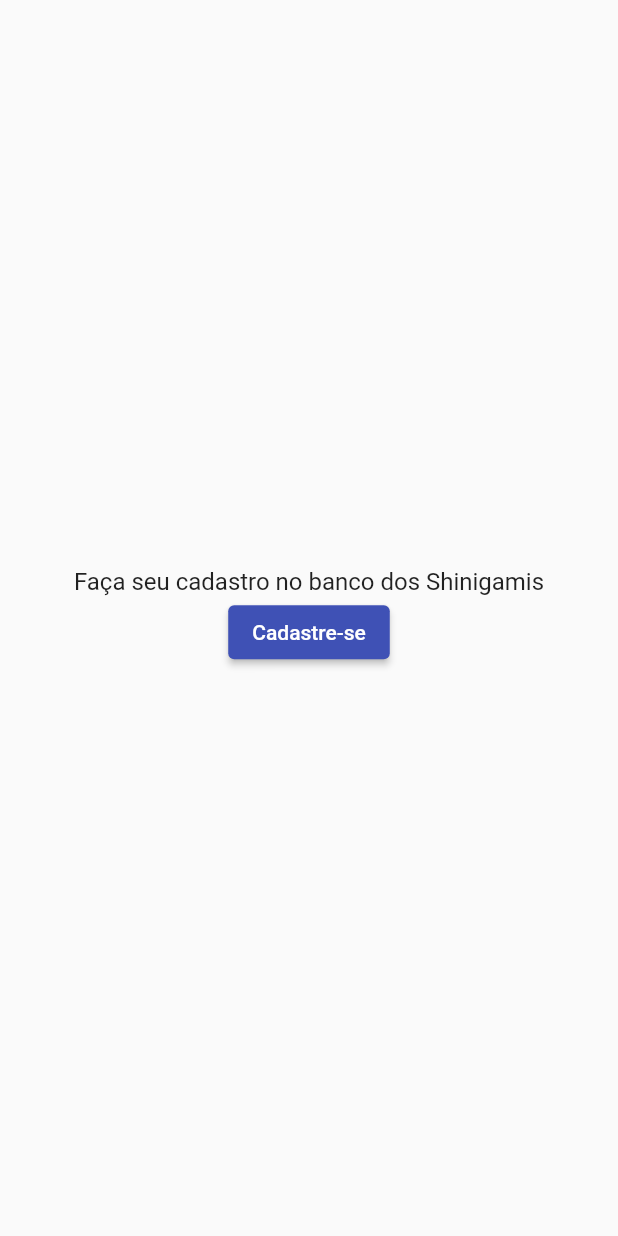
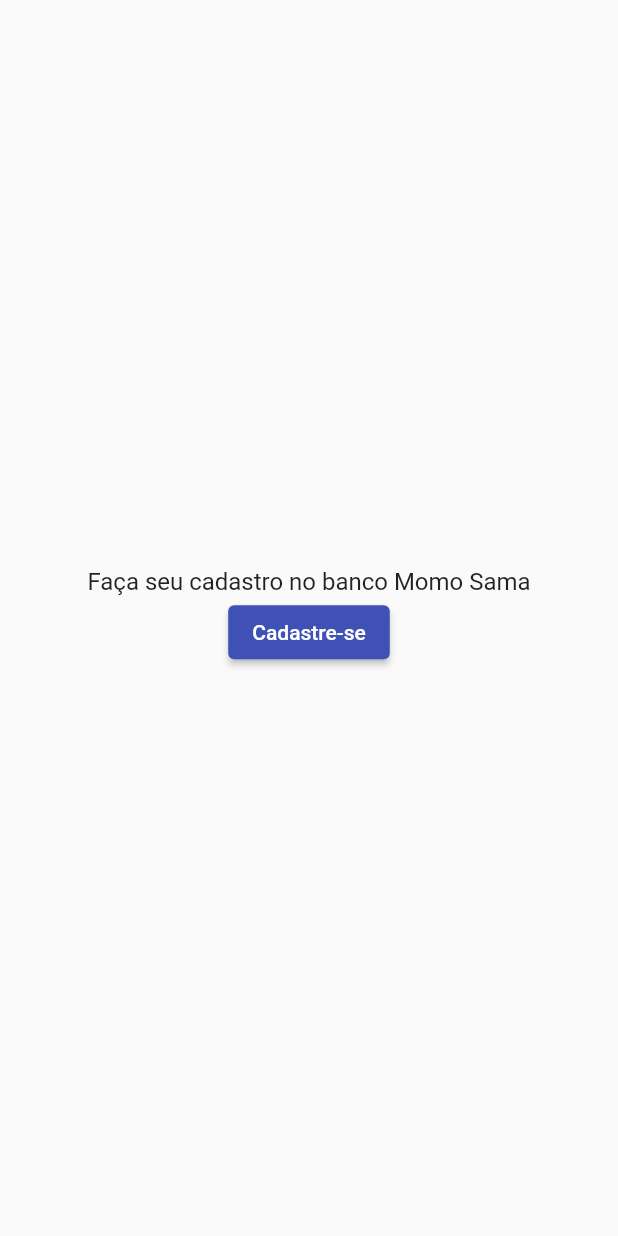
Before and after one commit to RMoroni/momo_bank_mobile, a Flutter app: the screen it shows after launch, on a phone screen of 412 x 824 dp. Run offline on Flutter 3.47's test engine with Material 2 defaults, Android fonts, the phone set to English and light mode, and no system bars; our stand-ins replace equatable, flutter_bloc, get_it.

Commit message:
change app name

```diff
--- a/lib/main.dart
+++ b/lib/main.dart
@@ -1,7 +1,7 @@
 import 'package:flutter/material.dart';
-import 'package:ryuk_bank_mobile/src/app/injectable/injectable.dart';
-import 'package:ryuk_bank_mobile/src/app/navigation/navigation.dart';
-import 'package:ryuk_bank_mobile/src/presenter/home/screens/home_screen.dart';
+import 'package:momo_sama_bank/src/app/injectable/injectable.dart';
+import 'package:momo_sama_bank/src/app/navigation/navigation.dart';
+import 'package:momo_sama_bank/src/presenter/home/screens/home_screen.dart';
 
 void main() {
   setup();
--- a/lib/src/app/injectable/injectable.dart
+++ b/lib/src/app/injectable/injectable.dart
@@ -1,5 +1,5 @@
 import 'package:get_it/get_it.dart';
-import 'package:ryuk_bank_mobile/src/app/navigation/navigator.dart';
+import 'package:momo_sama_bank/src/app/navigation/navigator.dart';
 
 final injectable = GetIt.instance;
 
--- a/lib/src/app/navigation/routes.dart
+++ b/lib/src/app/navigation/routes.dart
@@ -1,11 +1,11 @@
-import 'package:ryuk_bank_mobile/src/presenter/presenter.dart';
+import 'package:momo_sama_bank/src/presenter/presenter.dart';
 
 class Routes {
   static const home = '/home';
   static const signUp = '/sign-up';
 
   static final routes = {
-    Routes.home: (context) => HomeScreen(),
-    Routes.signUp: (context) => const SignUpScreen(),
+    Routes.home: (_) => HomeScreen(),
+    Routes.signUp: (_) => const SignUpScreen(),
   };
 }
--- a/lib/src/presenter/auth/screens/sign_up_screen.dart
+++ b/lib/src/presenter/auth/screens/sign_up_screen.dart
@@ -1,10 +1,10 @@
 import 'package:flutter/material.dart';
 import 'package:flutter/services.dart';
 import 'package:flutter_bloc/flutter_bloc.dart';
-import 'package:ryuk_bank_mobile/src/app/injectable/injectable.dart';
-import 'package:ryuk_bank_mobile/src/app/navigation/navigation.dart';
-import 'package:ryuk_bank_mobile/src/presenter/auth/auth.dart';
-import 'package:ryuk_bank_mobile/src/presenter/shared/shared.dart';
+import 'package:momo_sama_bank/src/app/injectable/injectable.dart';
+import 'package:momo_sama_bank/src/app/navigation/navigation.dart';
+import 'package:momo_sama_bank/src/presenter/auth/auth.dart';
+import 'package:momo_sama_bank/src/presenter/shared/shared.dart';
 
 class SignUpScreen extends StatelessWidget {
   const SignUpScreen({super.key});
@@ -47,6 +47,7 @@ class _SignUpContentState extends State<SignUpContent> {
       body: Padding(
         padding: const EdgeInsets.symmetric(vertical: 8, horizontal: 16),
         child: SingleChildScrollView(
+          physics: const BouncingScrollPhysics(),
           child: Form(
             key: _formKey,
             child: Column(
--- a/lib/src/presenter/home/screens/home_screen.dart
+++ b/lib/src/presenter/home/screens/home_screen.dart
@@ -1,6 +1,6 @@
 import 'package:flutter/material.dart';
-import 'package:ryuk_bank_mobile/src/app/injectable/injectable.dart';
-import 'package:ryuk_bank_mobile/src/app/navigation/navigation.dart';
+import 'package:momo_sama_bank/src/app/injectable/injectable.dart';
+import 'package:momo_sama_bank/src/app/navigation/navigation.dart';
 
 class HomeScreen extends StatelessWidget {
   HomeScreen({super.key});
@@ -15,7 +15,7 @@ class HomeScreen extends StatelessWidget {
           mainAxisAlignment: MainAxisAlignment.center,
           children: [
             Text(
-              'Faça seu cadastro no banco dos Shinigamis',
+              'Faça seu cadastro no banco Momo Sama',
               style: Theme.of(context).textTheme.titleMedium,
             ),
             ElevatedButton(
--- a/pubspec.yaml
+++ b/pubspec.yaml
@@ -1,5 +1,5 @@
-name: ryuk_bank_mobile
-description: A modern bank for Shinigami.
+name: momo_sama_bank
+description: A modern bank for Cats.
 # The following line prevents the package from being accidentally published to
 # pub.dev using `flutter pub publish`. This is preferred for private packages.
 publish_to: 'none' # Remove this line if you wish to publish to pub.dev
```
Also changed, not shown: 3 other files.
